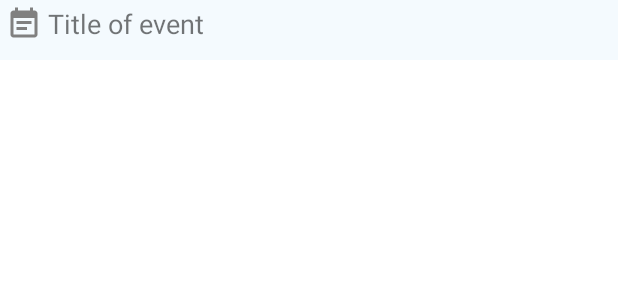
After one commit to Innoreva-2k21/InnorevaResourceMaintainer-Android, an Android app: the layout search_event_item.xml on its own in the app's theme, with its tools: preview values and no code run, on a phone screen of 412 x 824 dp. The commit adds this screen. Shown: the top 300 px of the screen. Run offline under Robolectric (Android 15) with nearby library versions, the phone set to English and light mode, and no system bars.

Commit message:
Modified Search dialog

```diff
--- a/app/src/main/java/com/example/innorevaresourcemanager/ui/HomeModule/models/UpcomingModel.java
+++ b/app/src/main/java/com/example/innorevaresourcemanager/ui/HomeModule/models/EventModel.java
@@ -1,12 +1,12 @@
 package com.example.innorevaresourcemanager.ui.HomeModule.models;
 
-public class UpcomingModel {
+public class EventModel {
     String id, url, title, description;
 
-    public UpcomingModel() {
+    public EventModel() {
     }
 
-    public UpcomingModel(String id, String url, String title, String description) {
+    public EventModel(String id, String url, String title, String description) {
         this.id = id;
         this.url = url;
         this.title = title;
--- /dev/null
+++ b/app/src/main/res/drawable/ic_about_24.xml
@@ -0,0 +1,5 @@
+<vector android:height="24dp" android:tint="#000000"
+    android:viewportHeight="24" android:viewportWidth="24"
+    android:width="24dp" xmlns:android="http://schemas.android.com/apk/res/android">
+    <path android:fillColor="@android:color/white" android:pathData="M16,11c1.66,0 2.99,-1.34 2.99,-3S17.66,5 16,5c-1.66,0 -3,1.34 -3,3s1.34,3 3,3zM8,11c1.66,0 2.99,-1.34 2.99,-3S9.66,5 8,5C6.34,5 5,6.34 5,8s1.34,3 3,3zM8,13c-2.33,0 -7,1.17 -7,3.5L1,19h14v-2.5c0,-2.33 -4.67,-3.5 -7,-3.5zM16,13c-0.29,0 -0.62,0.02 -0.97,0.05 1.16,0.84 1.97,1.97 1.97,3.45L17,19h6v-2.5c0,-2.33 -4.67,-3.5 -7,-3.5z"/>
+</vector>
--- /dev/null
+++ b/app/src/main/res/drawable/ic_android_24.xml
@@ -0,0 +1,5 @@
+<vector android:height="24dp" android:tint="#000000"
+    android:viewportHeight="24" android:viewportWidth="24"
+    android:width="24dp" xmlns:android="http://schemas.android.com/apk/res/android">
+    <path android:fillColor="@android:color/white" android:pathData="M17.6,9.48l1.84,-3.18c0.16,-0.31 0.04,-0.69 -0.26,-0.85c-0.29,-0.15 -0.65,-0.06 -0.83,0.22l-1.88,3.24c-2.86,-1.21 -6.08,-1.21 -8.94,0L5.65,5.67c-0.19,-0.29 -0.58,-0.38 -0.87,-0.2C4.5,5.65 4.41,6.01 4.56,6.3L6.4,9.48C3.3,11.25 1.28,14.44 1,18h22C22.72,14.44 20.7,11.25 17.6,9.48zM7,15.25c-0.69,0 -1.25,-0.56 -1.25,-1.25c0,-0.69 0.56,-1.25 1.25,-1.25S8.25,13.31 8.25,14C8.25,14.69 7.69,15.25 7,15.25zM17,15.25c-0.69,0 -1.25,-0.56 -1.25,-1.25c0,-0.69 0.56,-1.25 1.25,-1.25s1.25,0.56 1.25,1.25C18.25,14.69 17.69,15.25 17,15.25z"/>
+</vector>
--- /dev/null
+++ b/app/src/main/res/drawable/ic_event_24.xml
@@ -0,0 +1,5 @@
+<vector android:autoMirrored="true" android:height="24dp"
+    android:tint="#000000" android:viewportHeight="24"
+    android:viewportWidth="24" android:width="24dp" xmlns:android="http://schemas.android.com/apk/res/android">
+    <path android:fillColor="@android:color/white" android:pathData="M17,10L7,10v2h10v-2zM19,3h-1L18,1h-2v2L8,3L8,1L6,1v2L5,3c-1.11,0 -1.99,0.9 -1.99,2L3,19c0,1.1 0.89,2 2,2h14c1.1,0 2,-0.9 2,-2L21,5c0,-1.1 -0.9,-2 -2,-2zM19,19L5,19L5,8h14v11zM14,14L7,14v2h7v-2z"/>
+</vector>
--- /dev/null
+++ b/app/src/main/res/drawable/ic_iot_24.xml
@@ -0,0 +1,5 @@
+<vector android:height="24dp" android:tint="#000000"
+    android:viewportHeight="24" android:viewportWidth="24"
+    android:width="24dp" xmlns:android="http://schemas.android.com/apk/res/android">
+    <path android:fillColor="@android:color/white" android:pathData="M19.35,10.04C18.67,6.59 15.64,4 12,4 9.11,4 6.61,5.64 5.36,8.04 2.35,8.36 0,10.9 0,14c0,3.31 2.69,6 6,6h13c2.76,0 5,-2.24 5,-5 0,-2.64 -2.05,-4.78 -4.65,-4.96zM19,18H6c-2.21,0 -4,-1.79 -4,-4s1.79,-4 4,-4 4,1.79 4,4h2c0,-2.76 -1.86,-5.08 -4.4,-5.78C8.61,6.88 10.2,6 12,6c3.03,0 5.5,2.47 5.5,5.5v0.5H19c1.65,0 3,1.35 3,3s-1.35,3 -3,3z"/>
+</vector>
--- /dev/null
+++ b/app/src/main/res/drawable/ic_menu_24.xml
@@ -0,0 +1,5 @@
+<vector android:height="24dp" android:tint="#000000"
+    android:viewportHeight="24" android:viewportWidth="24"
+    android:width="24dp" xmlns:android="http://schemas.android.com/apk/res/android">
+    <path android:fillColor="@android:color/white" android:pathData="M3,18h18v-2L3,16v2zM3,13h18v-2L3,11v2zM3,6v2h18L21,6L3,6z"/>
+</vector>
--- /dev/null
+++ b/app/src/main/res/drawable/ic_ml_24.xml
@@ -0,0 +1,6 @@
+<vector android:height="24dp" android:tint="#000000"
+    android:viewportHeight="24" android:viewportWidth="24"
+    android:width="24dp" xmlns:android="http://schemas.android.com/apk/res/android">
+    <path android:fillColor="@android:color/white" android:pathData="M13,8.57c-0.79,0 -1.43,0.64 -1.43,1.43s0.64,1.43 1.43,1.43s1.43,-0.64 1.43,-1.43S13.79,8.57 13,8.57z"/>
+    <path android:fillColor="@android:color/white" android:pathData="M13,3C9.25,3 6.2,5.94 6.02,9.64L4.1,12.2C3.85,12.53 4.09,13 4.5,13H6v3c0,1.1 0.9,2 2,2h1v3h7v-4.68c2.36,-1.12 4,-3.53 4,-6.32C20,6.13 16.87,3 13,3zM16,10c0,0.13 -0.01,0.26 -0.02,0.39l0.83,0.66c0.08,0.06 0.1,0.16 0.05,0.25l-0.8,1.39c-0.05,0.09 -0.16,0.12 -0.24,0.09l-0.99,-0.4c-0.21,0.16 -0.43,0.29 -0.67,0.39L14,13.83c-0.01,0.1 -0.1,0.17 -0.2,0.17h-1.6c-0.1,0 -0.18,-0.07 -0.2,-0.17l-0.15,-1.06c-0.25,-0.1 -0.47,-0.23 -0.68,-0.39l-0.99,0.4c-0.09,0.03 -0.2,0 -0.25,-0.09l-0.8,-1.39c-0.05,-0.08 -0.03,-0.19 0.05,-0.25l0.84,-0.66C10.01,10.26 10,10.13 10,10c0,-0.13 0.02,-0.27 0.04,-0.39L9.19,8.95c-0.08,-0.06 -0.1,-0.16 -0.05,-0.26l0.8,-1.38c0.05,-0.09 0.15,-0.12 0.24,-0.09l1,0.4c0.2,-0.15 0.43,-0.29 0.67,-0.39l0.15,-1.06C12.02,6.07 12.1,6 12.2,6h1.6c0.1,0 0.18,0.07 0.2,0.17l0.15,1.06c0.24,0.1 0.46,0.23 0.67,0.39l1,-0.4c0.09,-0.03 0.2,0 0.24,0.09l0.8,1.38c0.05,0.09 0.03,0.2 -0.05,0.26l-0.85,0.66C15.99,9.73 16,9.86 16,10z"/>
+</vector>
--- /dev/null
+++ b/app/src/main/res/drawable/ic_web_24.xml
@@ -0,0 +1,5 @@
+<vector android:height="24dp" android:tint="#000000"
+    android:viewportHeight="24" android:viewportWidth="24"
+    android:width="24dp" xmlns:android="http://schemas.android.com/apk/res/android">
+    <path android:fillColor="@android:color/white" android:pathData="M3.5,9H5v6H3.5v-2.5h-2V15H0V9h1.5v2h2V9zM17.5,9H13c-0.55,0 -1,0.45 -1,1v5h1.5v-4.5h1V14H16v-3.51h1V15h1.5v-5C18.5,9.45 18.05,9 17.5,9zM11,9H6v1.5h1.75V15h1.5v-4.5H11V9zM24,15v-1.5h-2.5V9H20v6H24z"/>
+</vector>
--- /dev/null
+++ b/app/src/main/res/layout/search_event_item.xml
@@ -0,0 +1,25 @@
+<?xml version="1.0" encoding="utf-8"?>
+<androidx.appcompat.widget.LinearLayoutCompat xmlns:android="http://schemas.android.com/apk/res/android"
+    xmlns:app="http://schemas.android.com/apk/res-auto"
+    android:layout_width="match_parent"
+    android:layout_height="40dp"
+    android:gravity="center_vertical"
+    android:paddingBottom="8dp"
+    android:background="@color/bg_tint">
+
+    <ImageView
+        android:layout_width="wrap_content"
+        android:layout_height="wrap_content"
+        android:layout_gravity="center_vertical"
+        android:src="@drawable/ic_event_24"
+        android:layout_marginHorizontal="4dp"
+        app:tint="@color/grey" />
+
+    <com.google.android.material.textview.MaterialTextView
+        android:layout_width="wrap_content"
+        android:layout_height="wrap_content"
+        android:layout_gravity="center_vertical"
+        android:text="Title of event"
+        android:textSize="18sp"/>
+
+</androidx.appcompat.widget.LinearLayoutCompat>
```
Also changed, not shown: app/src/main/java/com/example/innorevaresourcemanager/ui/HomeModule/HomeFragment.java (+8 -8 lines), app/src/main/java/com/example/innorevaresourcemanager/ui/HomeModule/SearchBottomSheet.java (+26 -0 lines), app/src/main/java/com/example/innorevaresourcemanager/ui/HomeModule/adapters/EventsAdapter.java (+3 -6 lines), app/src/main/java/com/example/innorevaresourcemanager/ui/HomeModule/adapters/SearchItemAdapter.java (added, +50 -0 lines), app/src/main/res/layout/search_bottom_sheet.xml (+11 -0 lines).
